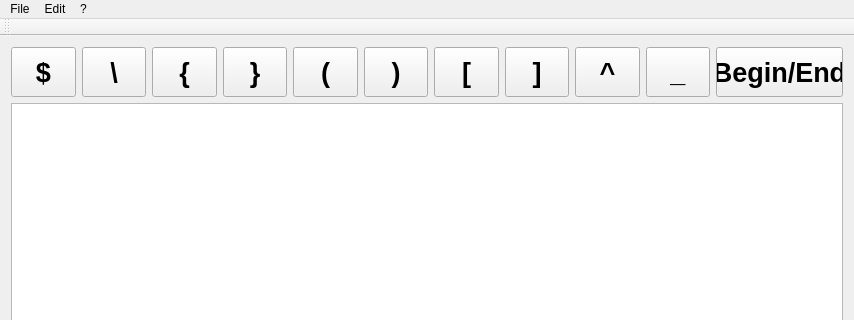
First picture: the form in mainwindow.ui, repository mrmen/MeQ, before the edit; both pictures show x 0 to 854 and y 0 to 320 of the 854 by 577 pixel window.
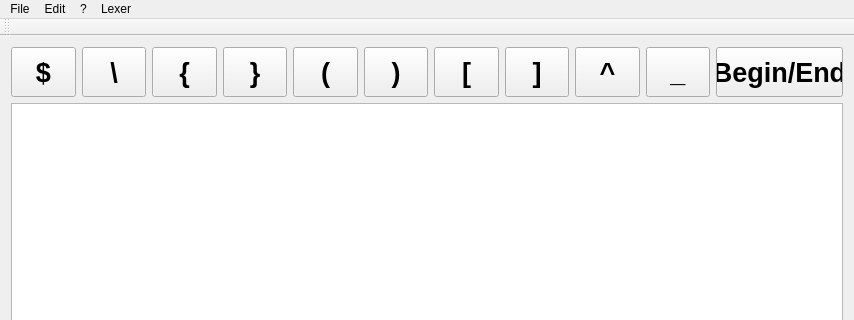
Second picture: the form after the edit.

```diff
--- a/mainwindow.ui
+++ b/mainwindow.ui
@@ -333,9 +333,19 @@
      <string>?</string>
     </property>
    </widget>
+   <widget class="QMenu" name="menuLexer">
+    <property name="title">
+     <string>Lexer</string>
+    </property>
+    <addaction name="actionBash"/>
+    <addaction name="actionLaTeX"/>
+    <addaction name="actionMarkdown"/>
+    <addaction name="actionOrg_mode"/>
+   </widget>
    <addaction name="menuFile"/>
    <addaction name="menuEdit"/>
    <addaction name="menu"/>
+   <addaction name="menuLexer"/>
   </widget>
   <widget class="QToolBar" name="mainToolBar">
    <attribute name="toolBarArea">
```
Left out of the diff: 20 changed lines with no effect on the pictures.
